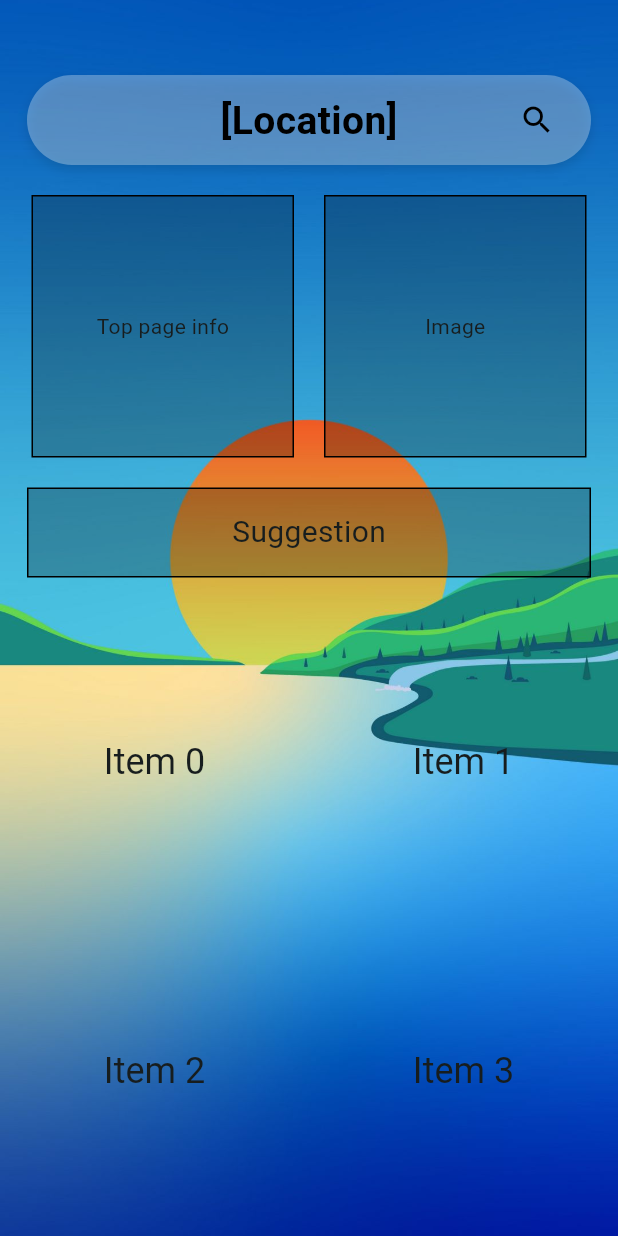
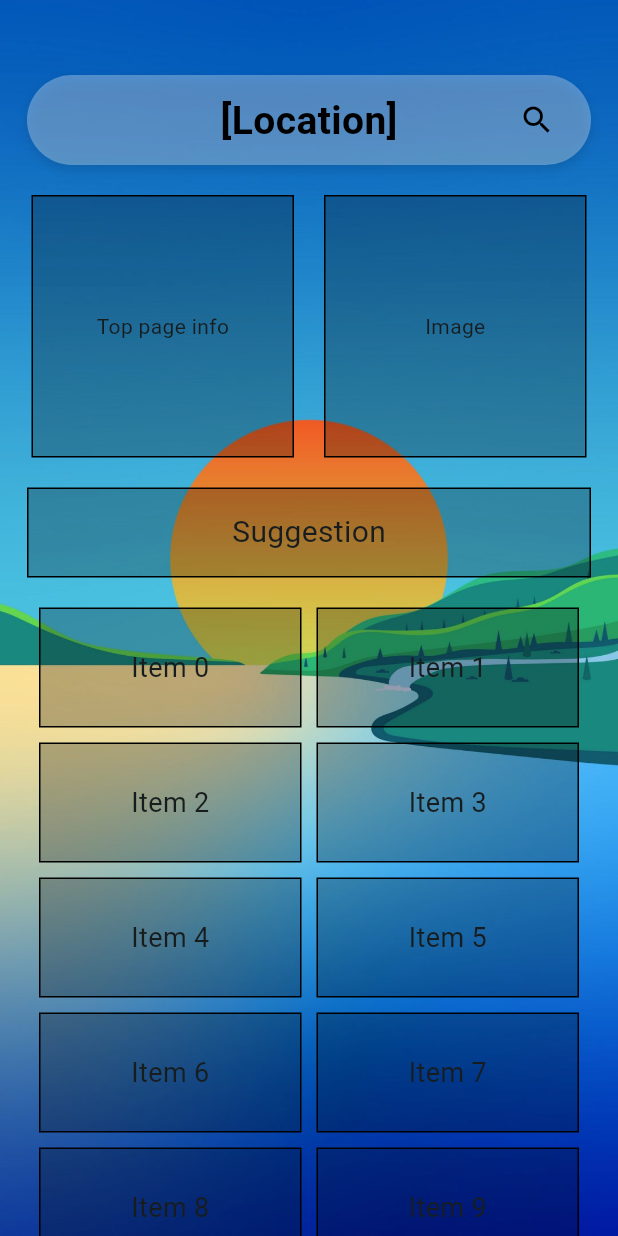
Before and after one commit to DakPro/beach_weather_app, a Flutter app: the screen it shows after launch, on a phone screen of 412 x 824 dp. Run offline on Flutter 3.47's test engine with Material 3 defaults, Android fonts, the phone set to English and light mode, and no system bars; drawn by our look-alikes of reorderables; our stand-ins replace geolocator.

Commit message:
Added new reorderable grid.

```diff
--- a/lib/main.dart
+++ b/lib/main.dart
@@ -21,8 +21,39 @@ class MyApp extends StatelessWidget {
   }
 }
 
-class HomePage extends StatelessWidget {
+class HomePage extends StatefulWidget {
   const HomePage({super.key});
+
+  @override
+  State<HomePage> createState() => _HomePageState();
+}
+
+class _HomePageState extends State<HomePage> {
+  List<Widget> gridItems = List.generate(
+    12,
+        (index) => Container(
+      key: ValueKey(index),
+      height: 80,
+      width: 175,
+      alignment: Alignment.center,
+      decoration: BoxDecoration(
+        border: Border.all(color: Colors.black),
+        color: Colors.black26,
+      ),
+      child: Text(
+        'Item $index',
+        style: TextStyle(fontSize: 18),
+      ),
+    ),
+  );
+
+  void _onReorder(int oldIndex, int newIndex) {
+    setState(() {
+      final item = gridItems.removeAt(oldIndex);
+      gridItems.insert(newIndex, item);
+    });
+  }
+
   @override
   Widget build(BuildContext context) {
     return Scaffold(
@@ -130,18 +161,15 @@ class HomePage extends StatelessWidget {
                 ),
               ),
               SizedBox(height: 20),
-              GridView.count(
-                crossAxisCount: 2,
-                shrinkWrap: true,
-                physics: NeverScrollableScrollPhysics(),
-                children: List.generate(10, (index) {
-                  return Center(
-                    child: Text(
-                      'Item $index',
-                      style: Theme.of(context).textTheme.headlineSmall,
-                    ),
-                  );
-                }),
+              Padding(
+                padding: const EdgeInsets.symmetric(horizontal: 12.0),
+                child: ReorderableWrap(
+                  spacing: 10,
+                  runSpacing: 10,
+                  needsLongPressDraggable: true,
+                  onReorder: _onReorder,
+                  children: gridItems,
+                ),
               ),
             ],
           ),
```
